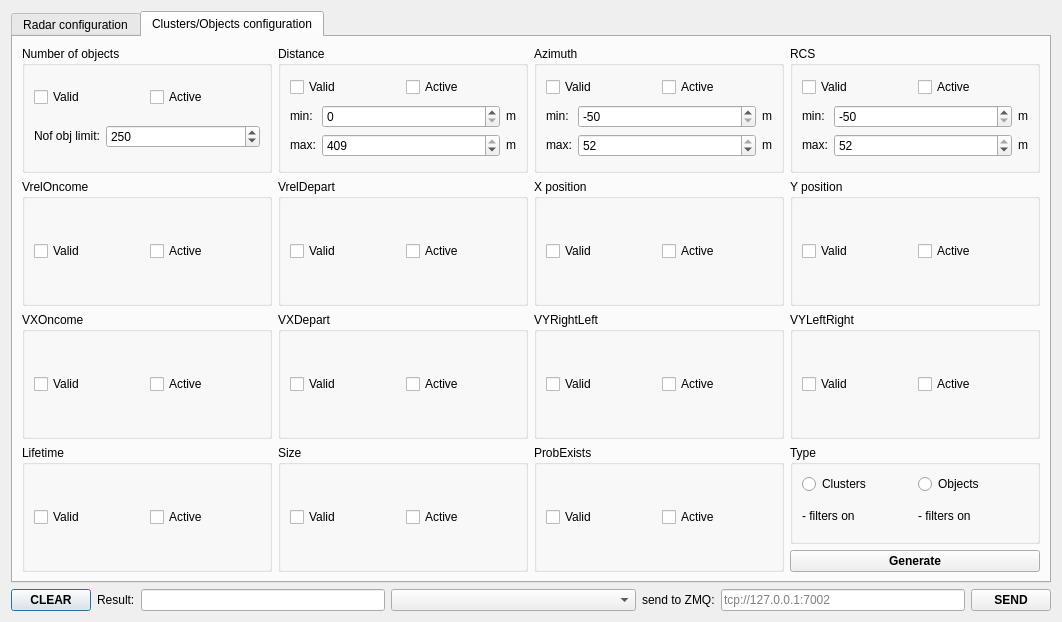
Before: the Qt Designer form dialogconfig.ui in anatoltrush/RadarVisual, drawn with Qt 5.
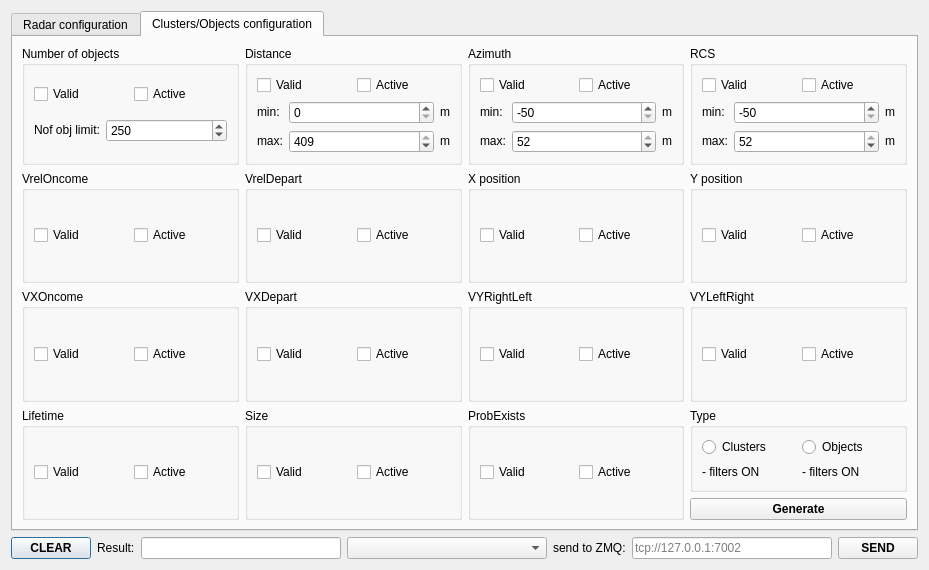
After: the same form once the commit is applied.

```diff
--- a/dialogconfig.ui
+++ b/dialogconfig.ui
@@ -6,8 +6,8 @@
    <rect>
     <x>0</x>
     <y>0</y>
-    <width>1062</width>
-    <height>622</height>
+    <width>845</width>
+    <height>552</height>
    </rect>
   </property>
   <property name="windowTitle">
@@ -26,7 +26,6 @@
       <widget class="QPushButton" name="pBClearResStr">
        <property name="font">
         <font>
-         <weight>75</weight>
          <bold>true</bold>
         </font>
        </property>
@@ -52,7 +51,6 @@
        </property>
        <property name="font">
         <font>
-         <weight>75</weight>
          <bold>true</bold>
         </font>
        </property>
@@ -71,7 +69,6 @@
        </property>
        <property name="font">
         <font>
-         <weight>75</weight>
          <bold>true</bold>
         </font>
        </property>
@@ -95,7 +92,6 @@
       <widget class="QPushButton" name="pBSend">
        <property name="font">
         <font>
-         <weight>75</weight>
          <bold>true</bold>
         </font>
        </property>
@@ -1771,14 +1767,14 @@
             <item row="1" column="0">
              <widget class="QLabel" name="lFiltersCl">
               <property name="text">
-               <string>- filters on</string>
+               <string>- filters ON</string>
               </property>
              </widget>
             </item>
             <item row="1" column="1">
              <widget class="QLabel" name="lFiltersObj">
               <property name="text">
-               <string>- filters on</string>
+               <string>- filters ON</string>
               </property>
              </widget>
             </item>
@@ -1789,7 +1785,6 @@
           <widget class="QPushButton" name="pBGenClObjConf">
            <property name="font">
             <font>
-             <weight>75</weight>
              <bold>true</bold>
             </font>
            </property>
```
Left out of the diff: 1 changed line with no effect on the pictures.
